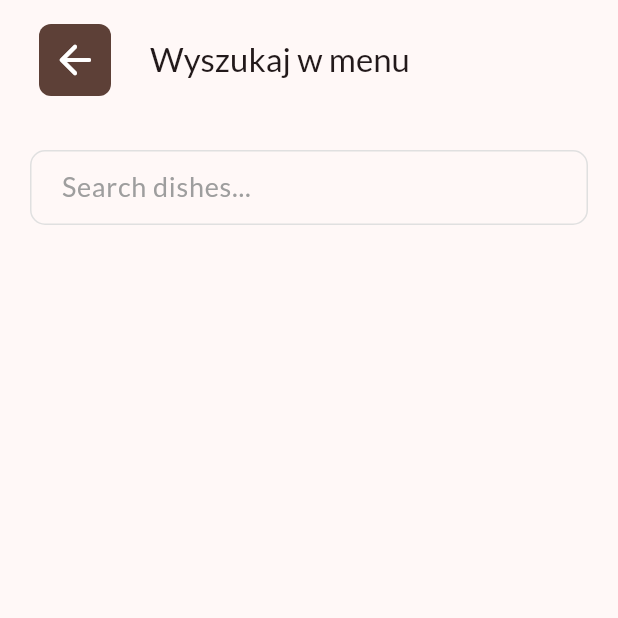
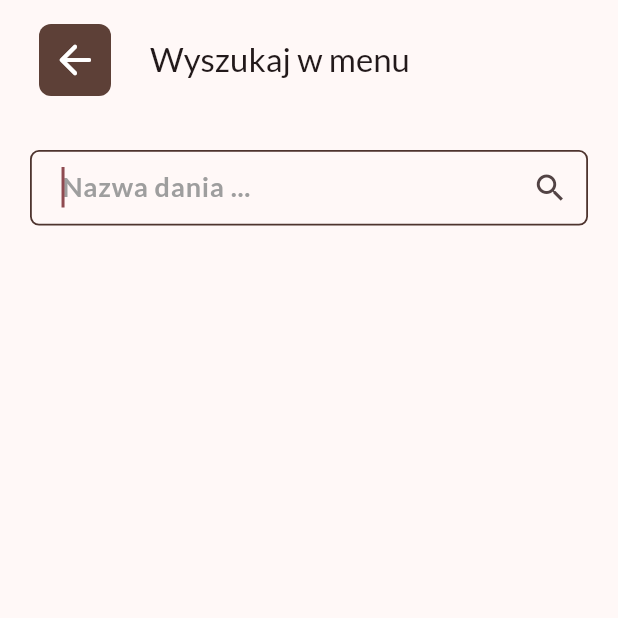
Before and after one commit to igorurbaniak/cafe_of_happiness_app, a Flutter app: the SearchDishPage screen opened directly, on a phone screen of 412 x 824 dp, the top half of it. Run offline on Flutter 3.47's test engine with Material 3 defaults, Android fonts, the phone set to English and light mode, and no system bars; our stand-ins replace dio, firebase_auth, firebase_core, flutter_bloc, font_awesome_flutter, google_fonts and 1 more; accounts and stored records are empty; generated files the repository leaves out were written again; network calls fail.

Commit message:
Update the UI of the SearchDishPage, and remove black-yellow box error with FocusManager

```diff
--- a/lib/presentation/features/home/home_page/pages/search_dish_page/cubit/search_dish_state.dart
+++ b/lib/presentation/features/home/home_page/pages/search_dish_page/cubit/search_dish_state.dart
@@ -3,18 +3,16 @@ part of 'search_dish_cubit.dart';
 @immutable
 class SearchDishState {
   const SearchDishState({
+    this.status = Status.initial,
     this.dishes = const [],
-    this.query = '',
+    this.suggestions,
+    this.hasText = false,
     this.errorMessage = '',
-    this.suggestions,
-    this.status = Status.initial,
-    this.hasText = false
   });
 
+  final Status status;
   final List<DishModel> dishes;
-  final String query;
+  final List<String>? suggestions;
+  final bool hasText;
   final String? errorMessage;
-  final List<String>? suggestions;
-  final Status status;
-  final bool hasText;
 }
--- a/lib/presentation/features/home/home_page/pages/search_dish_page/search_dish_page.dart
+++ b/lib/presentation/features/home/home_page/pages/search_dish_page/search_dish_page.dart
@@ -23,19 +23,25 @@ class SearchDishPage extends StatelessWidget {
               children: [
                 Container(
                   decoration: BoxDecoration(
-                    borderRadius: BorderRadius.circular(10),
+                    borderRadius: BorderRadius.circular(6),
                     border: Border.all(
-                      color: Colors.grey.shade300,
-                      width: 1,
+                      color: Colors.brown.shade800,
+                      width: 1.2,
                     ),
                   ),
                   child: TextField(
+                    autofocus: true,
                     controller: cubit.searchController,
                     keyboardType: TextInputType.text,
-                    style: const TextStyle(fontSize: 18, color: Colors.black),
+                    style: TextStyle(
+                      fontSize: 18,
+                      color: Colors.grey.shade600,
+                      fontWeight: FontWeight.bold,
+                      letterSpacing: 0.5,
+                    ),
                     decoration: InputDecoration(
                       border: InputBorder.none,
-                      hintText: 'Search dishes...',
+                      hintText: 'Nazwa dania ...',
                       contentPadding: const EdgeInsets.symmetric(
                           horizontal: 20, vertical: 10),
                       hintStyle:
@@ -45,9 +51,11 @@ class SearchDishPage extends StatelessWidget {
                               onPressed: () => cubit.clearSearch(),
                               icon: const Icon(Icons.clear),
                             )
-                          : null,
+                          : const Icon(Icons.search),
                     ),
-                    onChanged: (query) => cubit.search(query),
+                    onChanged: (query) {
+                      cubit.search(query);
+                    },
                   ),
                 ),
                 const SizedBox(height: 30),
@@ -65,12 +73,13 @@ class SearchDishPage extends StatelessWidget {
                       itemCount: state.suggestions!.length,
                       itemBuilder: (context, index) {
                         final suggestion = state.suggestions![index];
-                        final dish = state.dishes.firstWhere(
-                            (dish) => dish.dishName == suggestion);
+                        final dish = state.dishes
+                            .firstWhere((dish) => dish.dishName == suggestion);
 
                         return ListTile(
                           key: UniqueKey(),
-                          onTap: () {
+                          onTap: () async {
+                            FocusManager.instance.primaryFocus?.unfocus();
                             Navigator.of(context).push(
                               MaterialPageRoute(
                                 builder: (ctx) => DishDetails(
@@ -78,7 +87,7 @@ class SearchDishPage extends StatelessWidget {
                                 ),
                               ),
                             );
-                                                    },
+                          },
                           leading: Image.asset(
                             dish.dishImage,
                             height: 50,
```
Also changed, not shown: lib/presentation/features/home/home_page/pages/search_dish_page/cubit/search_dish_cubit.dart (+13 -13 lines).
